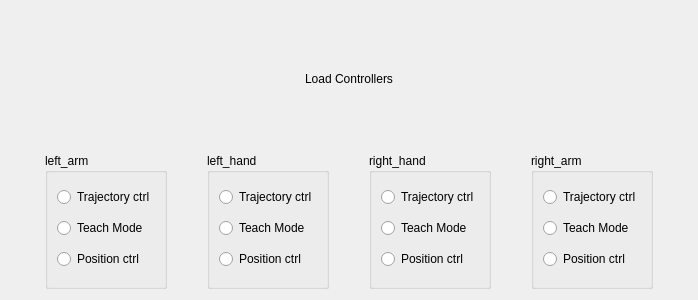
The window that sr_gui_change_controllers/uis/SrChangeControllers.ui (shadow-robot/sr-visualization) describes before a commit, drawn with Qt 5.
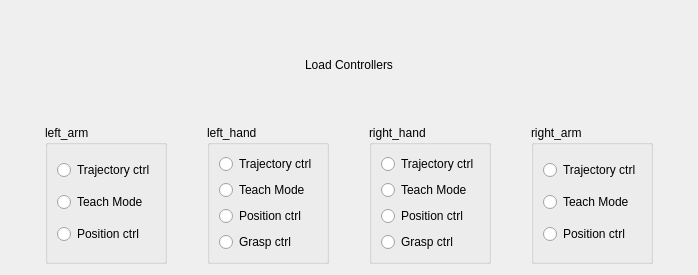
The same window after the commit.

Commit message: grasp controller added

Diff of the .ui file:
```diff
--- a/sr_gui_change_controllers/uis/SrChangeControllers.ui
+++ b/sr_gui_change_controllers/uis/SrChangeControllers.ui
@@ -7,7 +7,7 @@
     <x>0</x>
     <y>0</y>
     <width>698</width>
-    <height>300</height>
+    <height>275</height>
    </rect>
   </property>
   <property name="windowTitle">
@@ -111,6 +111,13 @@
             </property>
            </widget>
           </item>
+          <item>
+           <widget class="QRadioButton" name="radioButton_14">
+            <property name="text">
+             <string>Grasp ctrl</string>
+            </property>
+           </widget>
+          </item>
          </layout>
         </widget>
        </item>
@@ -154,6 +161,13 @@
             </property>
            </widget>
           </item>
+          <item>
+           <widget class="QRadioButton" name="radioButton_13">
+            <property name="text">
+             <string>Grasp ctrl</string>
+            </property>
+           </widget>
+          </item>
          </layout>
         </widget>
        </item>
```
Left out of the diff: 2 changed lines with no effect on the pictures. The commit also changes 1 other file.
